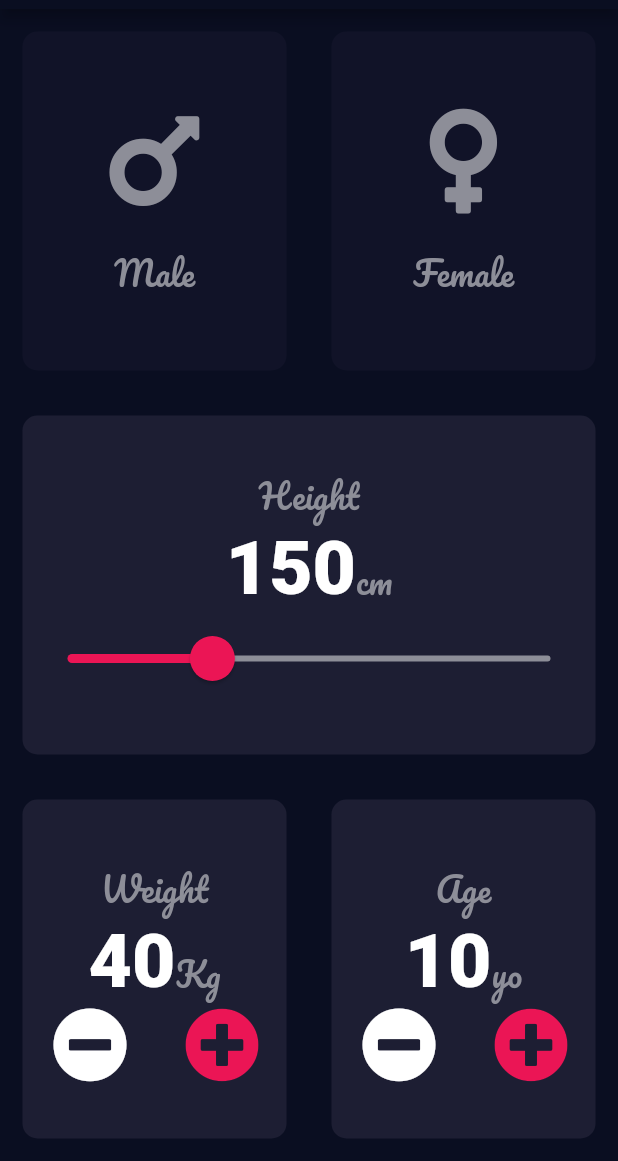
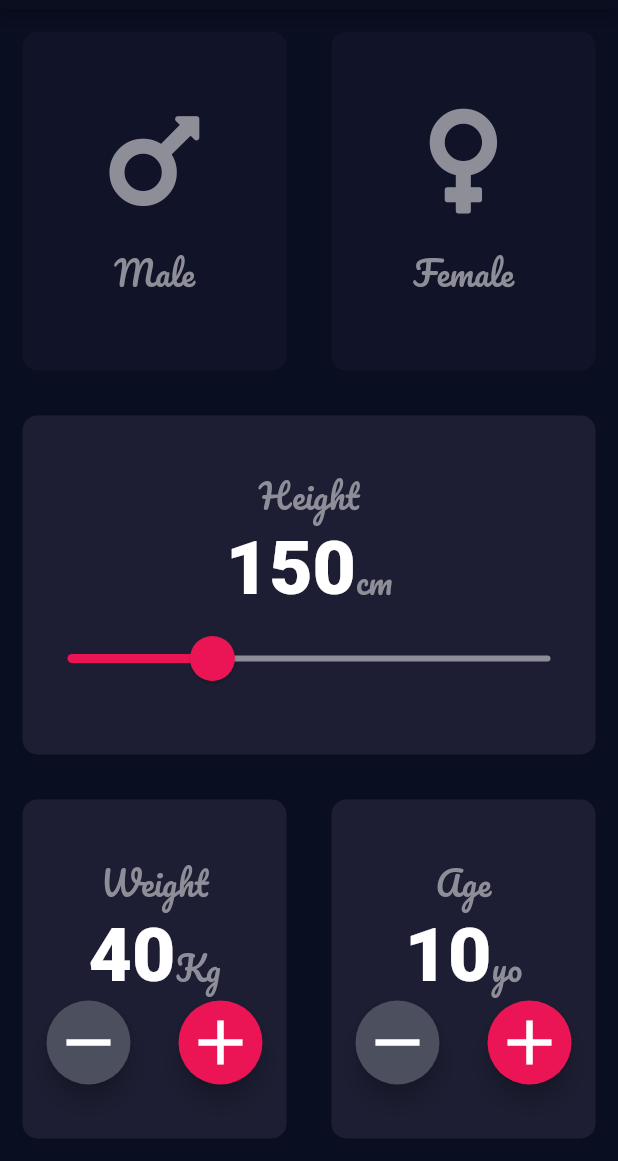
Before and after one commit to GEspinosa7/flutter_study, a Flutter app: the screen it shows after launch, on a phone screen of 412 x 824 dp, the part 75-1236 px from its top. Run offline on Flutter 3.47's test engine with Material 2 defaults, Android fonts, the light colour scheme and no system bars; our stand-ins replace audioplayers, font_awesome_flutter, rflutter_alert.

Commit message:
create my on rawbutton from material.dart

```diff
--- a/bmi-calculator/lib/constants.dart
+++ b/bmi-calculator/lib/constants.dart
@@ -6,6 +6,8 @@ const Color kinactiveItemCardColor = Color(0xFF8D8E98);
 const Color kactiveItemCardColor = Colors.white;
 const Color kinactiveBgCardColor = Color(0xFF111328);
 const Color kactiveBgCardColor = Color(0xFF1D1E33);
+const Color kPlusButton = Color(0xFFEB1555);
+const Color kMinusButton = Color(0xFF4C4F5E);
 
 const kLabelTextStyle = TextStyle(
   fontSize: 22,
@@ -13,7 +15,7 @@ const kLabelTextStyle = TextStyle(
   fontFamily: 'Pacifico',
 );
 
-const kHeightTextStyle = TextStyle(
+const kNumberTextStyle = TextStyle(
   fontSize: 50.0,
   fontWeight: FontWeight.w900,
 );
--- a/bmi-calculator/lib/input_page.dart
+++ b/bmi-calculator/lib/input_page.dart
@@ -101,7 +101,7 @@ class _InputPageState extends State<InputPage> {
                     children: [
                       Text(
                         height.toString(),
-                        style: kHeightTextStyle,
+                        style: kNumberTextStyle,
                       ),
                       Text(
                         'cm',
@@ -155,7 +155,7 @@ class _InputPageState extends State<InputPage> {
                           children: [
                             Text(
                               weight.toString(),
-                              style: kHeightTextStyle,
+                              style: kNumberTextStyle,
                             ),
                             Text(
                               'Kg',
@@ -164,14 +164,10 @@ class _InputPageState extends State<InputPage> {
                           ],
                         ),
                         weight == 0
-                            ? IconButton(
-                                padding: EdgeInsets.all(0),
-                                icon: Icon(
-                                  FontAwesomeIcons.plusCircle,
-                                  size: 50,
-                                  color: kbottomContainerBgColor,
-                                ),
-                                onPressed: () {
+                            ? RoundIconButton(
+                                bgcolor: kPlusButton,
+                                icon: Icons.add,
+                                onTap: () {
                                   setState(() {
                                     weight++;
                                   });
@@ -181,31 +177,24 @@ class _InputPageState extends State<InputPage> {
                                 mainAxisAlignment:
                                     MainAxisAlignment.spaceAround,
                                 children: [
-                                  IconButton(
-                                    padding: EdgeInsets.all(0),
-                                    icon: Icon(
-                                      FontAwesomeIcons.minusCircle,
-                                      size: 50,
-                                    ),
-                                    onPressed: () {
+                                  RoundIconButton(
+                                    bgcolor: kMinusButton,
+                                    icon: Icons.remove,
+                                    onTap: () {
                                       setState(() {
                                         weight--;
                                       });
                                     },
                                   ),
-                                  IconButton(
-                                    padding: EdgeInsets.all(0),
-                                    icon: Icon(
-                                      FontAwesomeIcons.plusCircle,
-                                      size: 50,
-                                      color: kbottomContainerBgColor,
-                                    ),
-                                    onPressed: () {
+                                  RoundIconButton(
+                                    bgcolor: kPlusButton,
+                                    icon: Icons.add,
+                                    onTap: () {
                                       setState(() {
                                         weight++;
                                       });
                                     },
-                                  ),
+                                  )
                                 ],
                               )
                       ],
@@ -229,7 +218,7 @@ class _InputPageState extends State<InputPage> {
                           children: [
                             Text(
                               age.toString(),
-                              style: kHeightTextStyle,
+                              style: kNumberTextStyle,
                             ),
                             Text(
                               'yo',
@@ -238,14 +227,10 @@ class _InputPageState extends State<InputPage> {
                           ],
                         ),
                         age == 0
-                            ? IconButton(
-                                padding: EdgeInsets.all(0),
-                                icon: Icon(
-                                  FontAwesomeIcons.plusCircle,
-                                  size: 50,
-                                  color: kbottomContainerBgColor,
-                                ),
-                                onPressed: () {
+                            ? RoundIconButton(
+                                bgcolor: kPlusButton,
+                                icon: Icons.add,
+                                onTap: () {
                                   setState(() {
                                     age++;
                                   });
@@ -255,33 +240,26 @@ class _InputPageState extends State<InputPage> {
                                 mainAxisAlignment:
                                     MainAxisAlignment.spaceAround,
                                 children: [
-                                  IconButton(
-                                    padding: EdgeInsets.all(0),
-                                    icon: Icon(
-                                      FontAwesomeIcons.minusCircle,
-                                      size: 50,
-                                    ),
-                                    onPressed: () {
+                                  RoundIconButton(
+                                    bgcolor: kMinusButton,
+                                    icon: Icons.remove,
+                                    onTap: () {
                                       setState(() {
                                         age--;
                                       });
                                     },
                                   ),
-                                  IconButton(
-                                    padding: EdgeInsets.all(0),
-                                    icon: Icon(
-                                      FontAwesomeIcons.plusCircle,
-                                      size: 50,
-                                      color: kbottomContainerBgColor,
-                                    ),
-                                    onPressed: () {
+                                  RoundIconButton(
+                                    bgcolor: kPlusButton,
+                                    icon: Icons.add,
+                                    onTap: () {
                                       setState(() {
                                         age++;
                                       });
                                     },
                                   ),
                                 ],
-                              )
+                              ),
                       ],
                     ),
                   ),
@@ -337,3 +315,32 @@ class _InputPageState extends State<InputPage> {
     }
   }
 }
+
+class RoundIconButton extends StatelessWidget {
+  RoundIconButton({this.bgcolor, @required this.onTap, @required this.icon});
+
+  final Color bgcolor;
+  final Function onTap;
+  final IconData icon;
+
+  @override
+  Widget build(BuildContext context) {
+    return RawMaterialButton(
+      onPressed: () {
+        onTap();
+      },
+      elevation: 6.0,
+      shape: CircleBorder(),
+      fillColor: bgcolor,
+      constraints: BoxConstraints.tightFor(
+        height: 56.0,
+        width: 56.0,
+      ),
+      child: Icon(
+        icon,
+        size: 50.0,
+        color: Colors.white,
+      ),
+    );
+  }
+}
```
